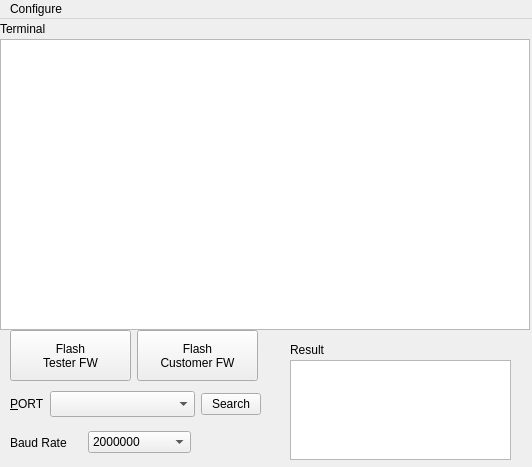
wangyixu12/Esp32DownloadTools, file PyQTUI/mainForm.ui: the form before one commit.
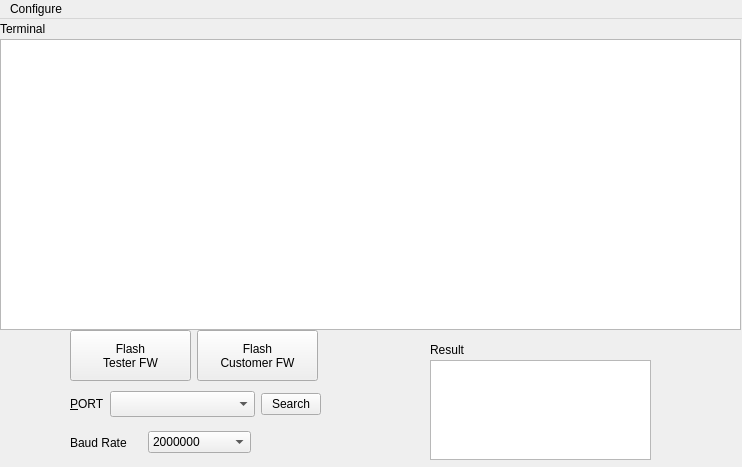
The form after the commit.

Commit message: 完成可通讯校验

Patch:
```diff
--- a/PyQTUI/mainForm.ui
+++ b/PyQTUI/mainForm.ui
@@ -6,7 +6,7 @@
    <rect>
     <x>0</x>
     <y>0</y>
-    <width>532</width>
+    <width>742</width>
     <height>467</height>
    </rect>
   </property>
@@ -24,7 +24,7 @@
   </property>
   <property name="maximumSize">
    <size>
-    <width>532</width>
+    <width>1000</width>
     <height>467</height>
    </size>
   </property>
@@ -37,7 +37,7 @@
      <rect>
       <x>0</x>
       <y>0</y>
-      <width>531</width>
+      <width>741</width>
       <height>311</height>
      </rect>
     </property>
@@ -71,7 +71,7 @@
       <widget class="QTextBrowser" name="resultTextBrowser">
        <property name="maximumSize">
         <size>
-         <width>530</width>
+         <width>1000</width>
          <height>400</height>
         </size>
        </property>
@@ -82,7 +82,7 @@
    <widget class="QWidget" name="layoutWidget">
     <property name="geometry">
      <rect>
-      <x>10</x>
+      <x>70</x>
       <y>370</y>
       <width>251</width>
       <height>30</height>
@@ -146,7 +146,7 @@
    <widget class="QWidget" name="layoutWidget">
     <property name="geometry">
      <rect>
-      <x>10</x>
+      <x>70</x>
       <y>310</y>
       <width>250</width>
       <height>53</height>
@@ -198,7 +198,7 @@
    <widget class="QWidget" name="layoutWidget_2">
     <property name="geometry">
      <rect>
-      <x>290</x>
+      <x>430</x>
       <y>320</y>
       <width>221</width>
       <height>121</height>
@@ -245,7 +245,7 @@
    <widget class="QWidget" name="layoutWidget">
     <property name="geometry">
      <rect>
-      <x>10</x>
+      <x>70</x>
       <y>410</y>
       <width>181</width>
       <height>27</height>
@@ -313,7 +313,7 @@
     <rect>
      <x>0</x>
      <y>0</y>
-     <width>532</width>
+     <width>742</width>
      <height>23</height>
     </rect>
    </property>
```
The commit also changes 2 other files.
